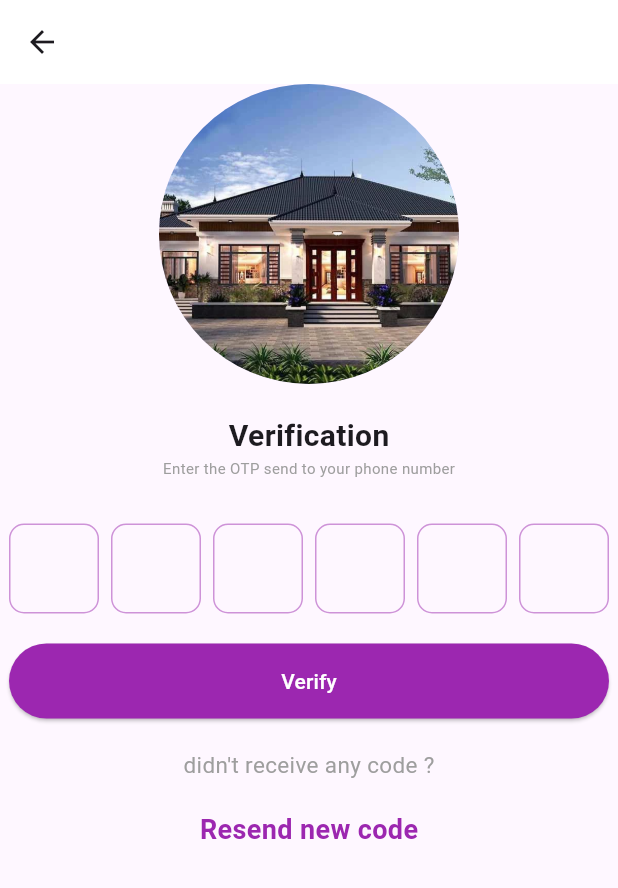
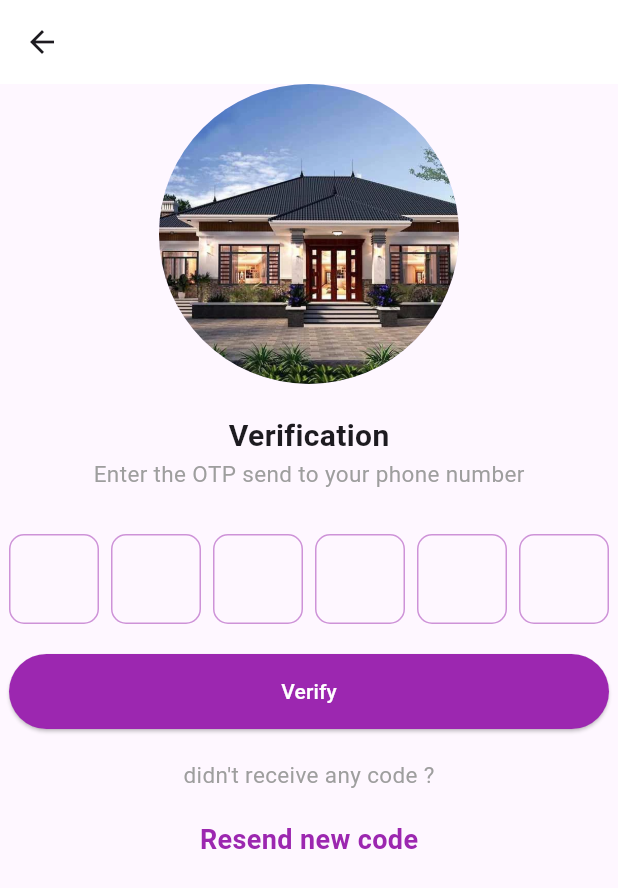
Before and after one commit to Thanhvien04/DoanNhom, a Flutter app: the OtpScreen screen opened directly, on a phone screen of 412 x 824 dp. Shown: the top 888 px of the screen. Run offline on Flutter 3.47's test engine with Material 2 defaults, Android fonts, the light colour scheme and no system bars; drawn by our look-alikes of pinput; our stand-ins replace firebase_auth, firebase_core, firebase_database; missing offline and left inert: dart:ffi; accounts and stored records are empty; statements that could not run were skipped.

Commit message:
vien nguu

```diff
--- a/lib/Screen/otp_screen.dart
+++ b/lib/Screen/otp_screen.dart
@@ -1,4 +1,4 @@
-import 'package:doan/Screen/login_screen.dart';
+import 'package:doan/login_interface.dart';
 import 'package:flutter/material.dart';
 import 'package:pinput/pinput.dart';
 
@@ -37,7 +37,7 @@ class OtpScreen extends StatelessWidget {
             children: [
               Text(
                 "Enter the OTP send to your phone number",
-                style: TextStyle(fontSize: 10, color: Colors.grey.shade500),
+                style: TextStyle(fontSize: 15, color: Colors.grey.shade500),
               )
             ],
           ),
@@ -63,7 +63,7 @@ class OtpScreen extends StatelessWidget {
           const SizedBox(
             height: 20,
           ),
-          SizedBox(
+          Container(
               width: 400,
               height: 50,
               child: ElevatedButton(
@@ -79,7 +79,7 @@ class OtpScreen extends StatelessWidget {
                             size: 50,
                           ),
                           actions: [
-                            SizedBox(
+                            Container(
                               width: 300,
                               height: 50,
                               child: FloatingActionButton(
@@ -88,7 +88,7 @@ class OtpScreen extends StatelessWidget {
                                       context,
                                       MaterialPageRoute(
                                           builder: (context) =>
-                                              const Login_screen()));
+                                              const Login_interface()));
                                 },
                                 backgroundColor: Colors.purple,
                                 child: const Text(
@@ -102,11 +102,11 @@ class OtpScreen extends StatelessWidget {
                         );
                       });
                 },
-                style: ElevatedButton.styleFrom(backgroundColor: Colors.purple),
-                child: const Text(
+                child: Text(
                   "Verify",
                   style: TextStyle(color: Colors.white),
                 ),
+                style: ElevatedButton.styleFrom(backgroundColor: Colors.purple),
               )),
           const SizedBox(
             height: 20,
```
